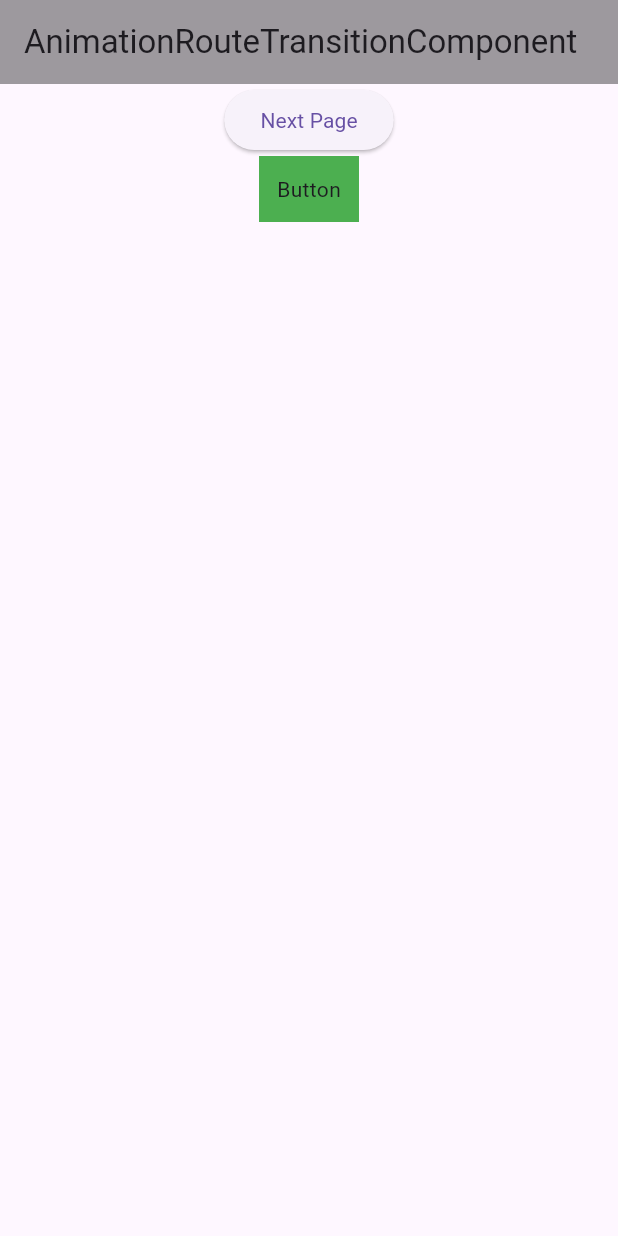
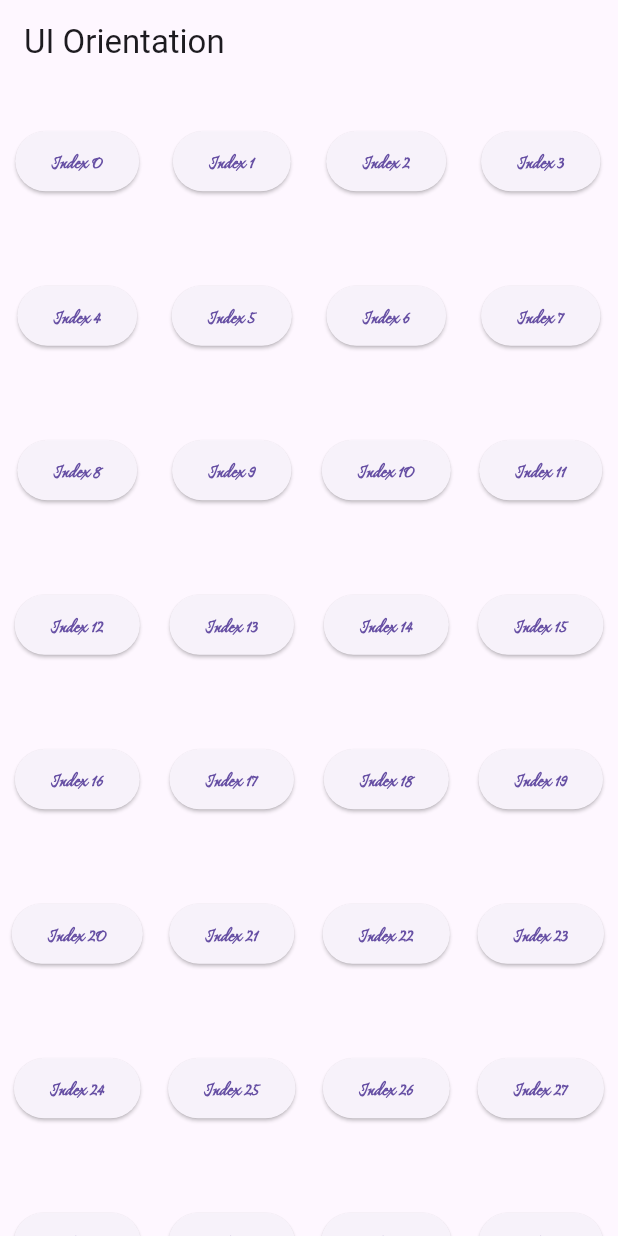
Before and after one commit to leminhduc1202/learning_flutter_vsc, a Flutter app: the screen it shows after launch, on a phone screen of 412 x 824 dp. Run offline on Flutter 3.47's test engine with Material 3 defaults, Android fonts, the phone set to English and light mode, and no system bars; our stand-ins replace analog_clock, carousel_slider, convex_bottom_bar, expansion_tile_card, flutter_slidable, octo_image and 3 more.

Commit message:
Ui orientation in Flutter

```diff
--- a/lib/main.dart
+++ b/lib/main.dart
@@ -4,6 +4,7 @@ import 'package:learning_flutter_vsc/ui_components/convex_bottombar_component.da
 import 'package:learning_flutter_vsc/ui_components/expansion_card_components.dart';
 import 'package:learning_flutter_vsc/ui_components/skeleton_text_loading_component.dart';
 import 'package:learning_flutter_vsc/ui_components/slidable_component.dart';
+import 'package:learning_flutter_vsc/ui_components/ui_orientation_component.dart';
 
 void main() {
   // runApp(const MyApp());
@@ -27,7 +28,8 @@ void main() {
   // runApp(const ConvexBottomBarComponent());
   // runApp(const SlidableView());
   // runApp(const SkeletonTextLoadingComponent());
-  runApp(const HomeAnimationRoutePage());
+  // runApp(const HomeAnimationRoutePage());
+  runApp(const UiOrientationComponent());
 }
 
 class MyApp extends StatelessWidget {
--- /dev/null
+++ b/lib/ui_components/ui_orientation_component.dart
@@ -0,0 +1,46 @@
+import 'package:flutter/material.dart';
+
+class UiOrientationComponent extends StatelessWidget {
+  const UiOrientationComponent({super.key});
+
+  @override
+  Widget build(BuildContext context) {
+    return const MaterialApp(
+      title: "UI Orientation View",
+      home: OrientationView(),
+    );
+  }
+}
+
+class OrientationView extends StatelessWidget {
+  const OrientationView({super.key});
+
+  @override
+  Widget build(BuildContext context) {
+    return Scaffold(
+      appBar: AppBar(
+        title: const Text("UI Orientation"),
+      ),
+      body: OrientationBuilder(builder: (context, orientation) {
+        return GridView.count(
+          crossAxisCount: orientation == Orientation.portrait ? 4 : 5,
+          children: List.generate(52, (index) {
+            return Center(
+              child: ElevatedButton(
+                onPressed: () {},
+                child: Text(
+                  "Index $index",
+                  style: const TextStyle(
+                    fontFamily: "GreyQo",
+                    fontSize: 16.0,
+                    fontWeight: FontWeight.bold
+                  ),
+                ),
+              ),
+            );
+          }),
+        );
+      }),
+    );
+  }
+}
```
